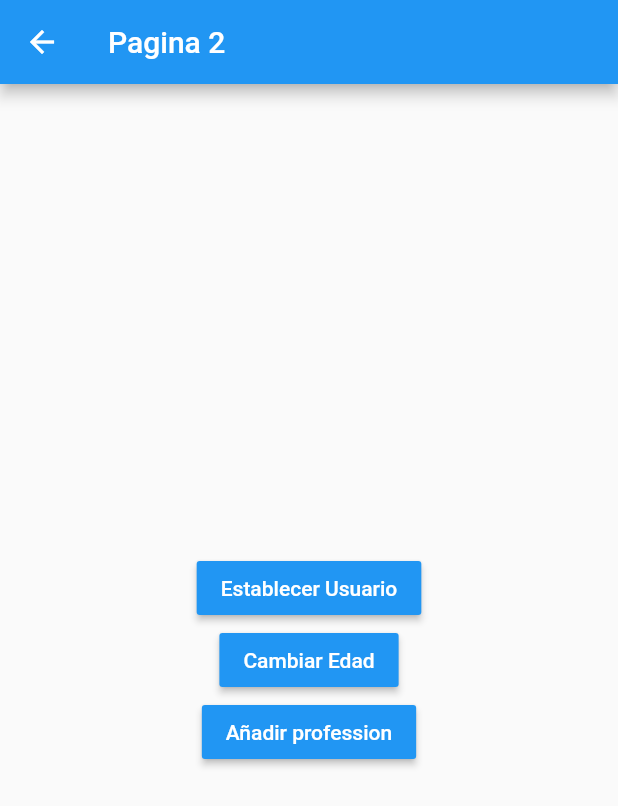
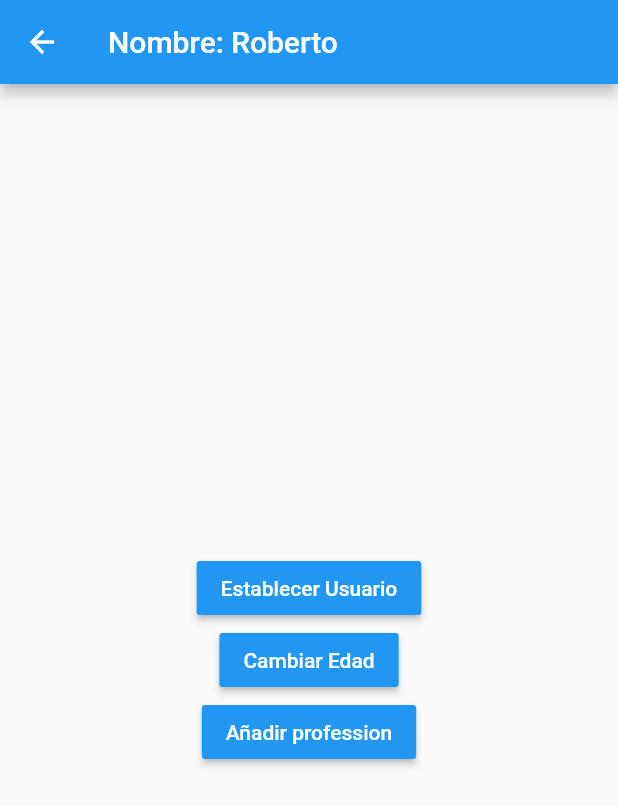
Before and after one commit to rocatoro18/manejadores_estado, a Flutter app: the Pagina2Screen screen opened by its route, after a tap on "Establecer Usuario", on a phone screen of 412 x 824 dp. Shown: the top 806 px of the screen. Run offline on Flutter 3.47's test engine with Material 2 defaults, Android fonts, the phone set to English and light mode, and no system bars; accounts and stored records are empty.

Commit message:
Singleton finish

```diff
--- a/lib/models/usuario.dart
+++ b/lib/models/usuario.dart
@@ -1,7 +1,6 @@
 class Usuario {
   String nombre;
-  int edad;
-  List<String> profesiones;
-  Usuario(
-      {required this.nombre, required this.edad, required this.profesiones});
+  int? edad;
+  List<String>? profesiones;
+  Usuario({required this.nombre, this.edad, this.profesiones});
 }
--- a/lib/pages/pagina1_page.dart
+++ b/lib/pages/pagina1_page.dart
@@ -1,3 +1,4 @@
+import 'package:estados/models/usuario.dart';
 import 'package:estados/services/usuario_service.dart';
 import 'package:flutter/material.dart';
 
@@ -10,11 +11,17 @@
       appBar: AppBar(
         title: Text('Pagina 1'),
       ),
-      body: usuarioService.existeUsuario
-          ? InformacionUsuario()
-          : const Center(
-              child: Text('No hay informacion del usuario'),
-            ),
+      body: StreamBuilder(
+          stream: usuarioService.usuarioStream,
+          builder: (BuildContext context, AsyncSnapshot<Usuario> snapshot) {
+            return snapshot.hasData
+                ? InformacionUsuario(
+                    usuario: snapshot.data!,
+                  )
+                : const Center(
+                    child: Text('No hay informacion del usuario'),
+                  );
+          }),
       floatingActionButton: FloatingActionButton(
         onPressed: () {
           Navigator.pushNamed(context, 'pagina2');
@@ -28,7 +35,10 @@
 class InformacionUsuario extends StatelessWidget {
   const InformacionUsuario({
     super.key,
+    required this.usuario,
   });
+
+  final Usuario usuario;
 
   @override
   Widget build(BuildContext context) {
@@ -38,17 +48,17 @@
       padding: EdgeInsets.all(20),
       child: Column(
         crossAxisAlignment: CrossAxisAlignment.start,
-        children: const [
-          Text(
+        children: [
+          const Text(
             'General',
             style: TextStyle(fontSize: 18, fontWeight: FontWeight.bold),
           ),
           Divider(),
           ListTile(
-            title: Text('Nombre: '),
+            title: Text('Nombre: ${usuario.nombre}'),
           ),
           ListTile(
-            title: Text('Edad: '),
+            title: Text('Edad: ${usuario.edad}'),
           ),
           Text(
             'Profesiones',
--- a/lib/pages/pagina2_page.dart
+++ b/lib/pages/pagina2_page.dart
@@ -1,3 +1,5 @@
+import 'package:estados/models/usuario.dart';
+import 'package:estados/services/usuario_service.dart';
 import 'package:flutter/material.dart';
 
 class Pagina2Screen extends StatelessWidget {
@@ -7,14 +9,23 @@
   Widget build(BuildContext context) {
     return Scaffold(
       appBar: AppBar(
-        title: const Text('Pagina 2'),
+        title: StreamBuilder(
+            stream: usuarioService.usuarioStream,
+            builder: (BuildContext context, AsyncSnapshot<Usuario> snapshot) {
+              return snapshot.hasData
+                  ? Text('Nombre: ${snapshot.data!.nombre}')
+                  : const Text('Pagina 2');
+            }),
       ),
       body: Center(
         child: Column(
           mainAxisAlignment: MainAxisAlignment.center,
           children: [
             MaterialButton(
-              onPressed: () {},
+              onPressed: () {
+                final nuevoUsuario = Usuario(nombre: 'Roberto', edad: 23);
+                usuarioService.cargarUsuario(nuevoUsuario);
+              },
               color: Colors.blue,
               child: const Text(
                 'Establecer Usuario',
@@ -22,7 +33,9 @@
               ),
             ),
             MaterialButton(
-              onPressed: () {},
+              onPressed: () {
+                usuarioService.cambiarEdad(24);
+              },
               color: Colors.blue,
               child: const Text(
                 'Cambiar Edad',
```
Also changed, not shown: lib/services/usuario_service.dart (+17 -0 lines).
